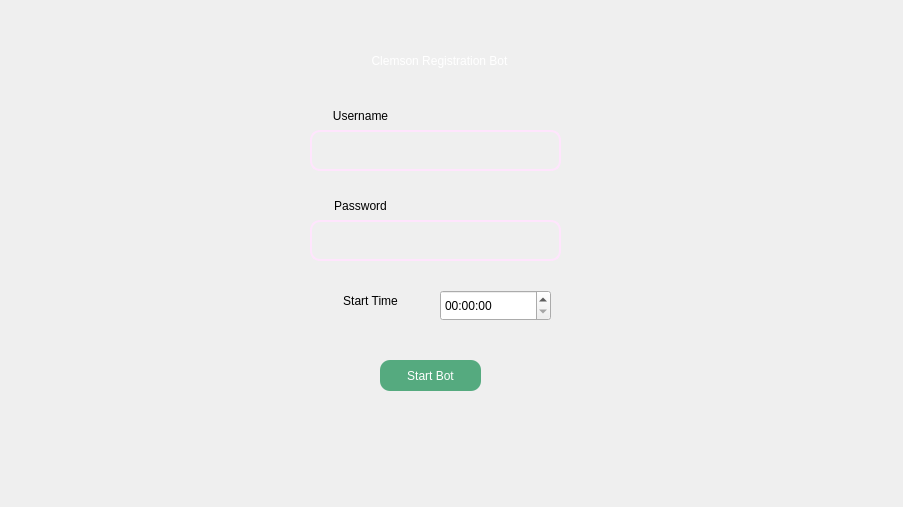
Above: BotUI.ui from DarknessBuddha/ClemsonRegistrationBot before the change. Below: the same form after it.
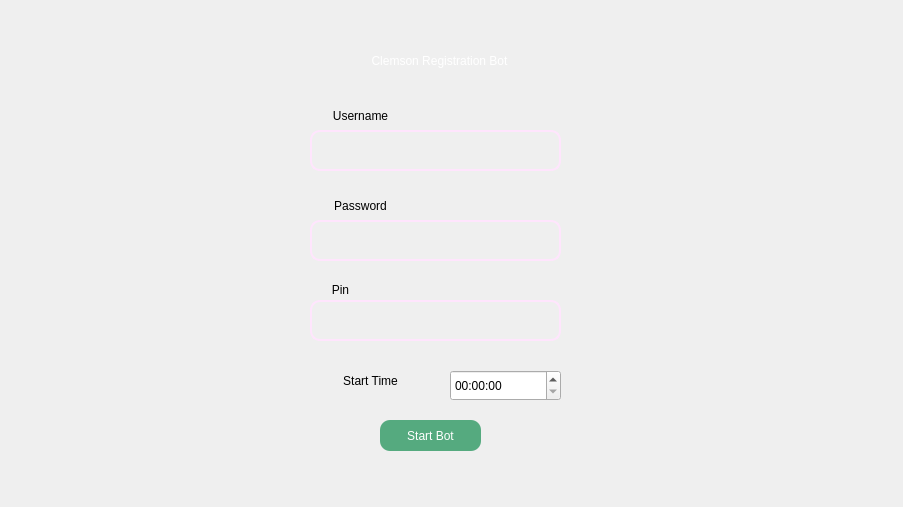
That is the form after the change.

```diff
--- a/BotUI.ui
+++ b/BotUI.ui
@@ -68,7 +68,7 @@
     <property name="geometry">
      <rect>
       <x>380</x>
-      <y>360</y>
+      <y>420</y>
       <width>101</width>
       <height>31</height>
      </rect>
@@ -136,8 +136,8 @@
    <widget class="QTimeEdit" name="time_box">
     <property name="geometry">
      <rect>
-      <x>440</x>
-      <y>290</y>
+      <x>450</x>
+      <y>370</y>
       <width>111</width>
       <height>31</height>
      </rect>
@@ -147,7 +147,7 @@
     <property name="geometry">
      <rect>
       <x>310</x>
-      <y>280</y>
+      <y>360</y>
       <width>121</width>
       <height>41</height>
      </rect>
@@ -183,6 +183,43 @@
      <enum>QLineEdit::Password</enum>
     </property>
    </widget>
+   <widget class="QLabel" name="password_text_2">
+    <property name="geometry">
+     <rect>
+      <x>310</x>
+      <y>280</y>
+      <width>61</width>
+      <height>20</height>
+     </rect>
+    </property>
+    <property name="styleSheet">
+     <string notr="true">font: 100 12pt &quot;MS Shell Dlg 2&quot;;
+color: rgb(0, 0, 0);
+
+</string>
+    </property>
+    <property name="text">
+     <string>Pin</string>
+    </property>
+    <property name="alignment">
+     <set>Qt::AlignCenter</set>
+    </property>
+   </widget>
+   <widget class="QLineEdit" name="pin_box">
+    <property name="geometry">
+     <rect>
+      <x>310</x>
+      <y>300</y>
+      <width>251</width>
+      <height>41</height>
+     </rect>
+    </property>
+    <property name="styleSheet">
+     <string notr="true">background-color: rgba(0,0,0,0);
+border: 2px solid rgb(255, 229, 253);
+border-radius: 10px;</string>
+    </property>
+   </widget>
    <zorder>title</zorder>
    <zorder>start_button</zorder>
    <zorder>username_text</zorder>
```
Left out of the diff: 2 changed lines with no effect on the pictures.
